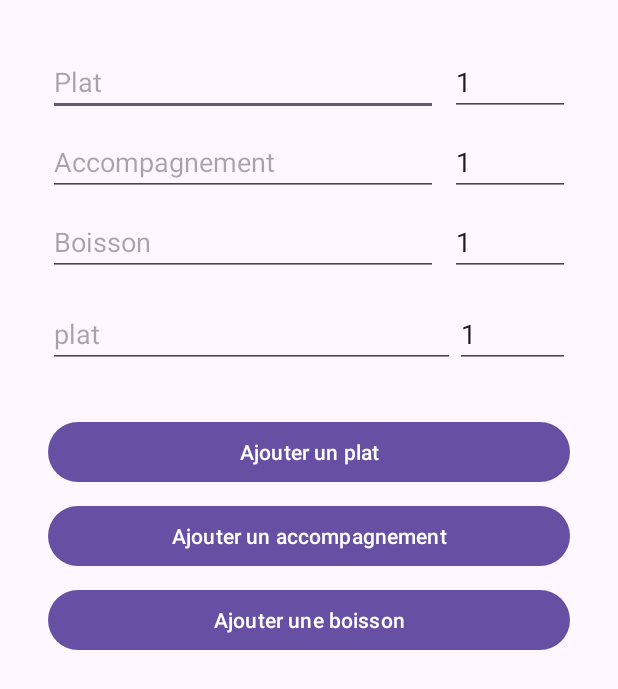
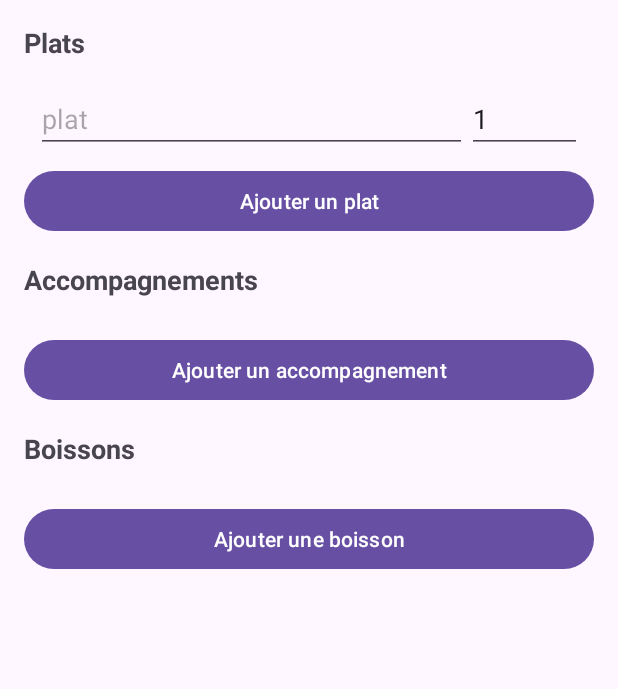
Before and after one commit to plegrand2710/PM-Legrand, an Android app: the fragment FragmentConvive shown on its own in the app's theme, after a tap on "Ajouter un plat", on a phone screen of 412 x 824 dp. Shown: the top 689 px of the screen. Run offline under Robolectric (Android 15) with nearby library versions, the phone set to English and light mode, and no system bars.

Commit message:
MAJ fragments convives - revu du layout et de la gestion d'ajout
utilisation d'un layout qui utilise différent block par catégorie et l'ajout de champ se fait dans les catégories correspondantes

```diff
--- a/DM/app/src/main/java/com/pauline/dm/Fragments/FragmentConvive.java
+++ b/DM/app/src/main/java/com/pauline/dm/Fragments/FragmentConvive.java
@@ -9,7 +9,6 @@ import android.widget.AutoCompleteTextView;
 import android.widget.Button;
 import android.widget.EditText;
 import android.widget.LinearLayout;
-import android.widget.ScrollView;
 import android.widget.Toast;
 
 import com.pauline.dm.ConviveCommande;
@@ -30,7 +29,9 @@ public class FragmentConvive extends Fragments {
     private Button ajouterAccompagnementButton;
     private Button ajouterBoissonButton;
 
-    private LinearLayout contient;
+    private LinearLayout containerPlats;
+    private LinearLayout containerAccompagnements;
+    private LinearLayout containerBoissons;
 
     private List<ConviveCommande> commandes = new ArrayList<>();
 
@@ -43,36 +44,32 @@ public class FragmentConvive extends Fragments {
     public View onCreateView(LayoutInflater inflater, ViewGroup container,
                              Bundle savedInstanceState) {
         view = inflater.inflate(R.layout.fragment_convive, container, false);
-        contient = view.findViewById(R.id.container);
 
+        // Récupérer les conteneurs des blocs
+        containerPlats = view.findViewById(R.id.containerPlats);
+        containerAccompagnements = view.findViewById(R.id.containerAccompagnements);
+        containerBoissons = view.findViewById(R.id.containerBoissons);
+
+        // Adapter pour les listes
         adapterPlats = new ArrayAdapter<>(requireContext(), android.R.layout.simple_dropdown_item_1line, listePlats);
-        AutoCompleteTextView platEditText = view.findViewById(R.id.platEditText);
-        platEditText.setThreshold(1);
-        platEditText.setAdapter(adapterPlats);
+        adapterAccompagnements = new ArrayAdapter<>(requireContext(), android.R.layout.simple_dropdown_item_1line, listeAccompagnements);
+        adapterBoissons = new ArrayAdapter<>(requireContext(), android.R.layout.simple_dropdown_item_1line, listeBoissons);
 
-        adapterAccompagnements = new ArrayAdapter<>(requireContext(), android.R.layout.simple_dropdown_item_1line, listeAccompagnements);
-        AutoCompleteTextView accompagnementEditText = view.findViewById(R.id.accompagnementEditText);
-        accompagnementEditText.setThreshold(1);
-        accompagnementEditText.setAdapter(adapterAccompagnements);
-
-        adapterBoissons = new ArrayAdapter<>(requireContext(), android.R.layout.simple_dropdown_item_1line, listeBoissons);
-        AutoCompleteTextView boissonEditText = view.findViewById(R.id.boissonEditText);
-        boissonEditText.setThreshold(1);
-        boissonEditText.setAdapter(adapterBoissons);
-
+        // Boutons d'ajout
         ajouterPlatButton = view.findViewById(R.id.ajouterPlatButton);
         ajouterAccompagnementButton = view.findViewById(R.id.ajouterAccompagnementButton);
         ajouterBoissonButton = view.findViewById(R.id.ajouterBoissonButton);
 
-        ajouterPlatButton.setOnClickListener(v -> ajouterPlat());
-        ajouterAccompagnementButton.setOnClickListener(v -> ajouterAccompagnement());
-        ajouterBoissonButton.setOnClickListener(v -> ajouterBoisson());
+        // Gestion des clics sur les boutons
+        ajouterPlatButton.setOnClickListener(v -> ajouterCommande(containerPlats, "Plat", adapterPlats));
+        ajouterAccompagnementButton.setOnClickListener(v -> ajouterCommande(containerAccompagnements, "Accompagnement", adapterAccompagnements));
+        ajouterBoissonButton.setOnClickListener(v -> ajouterCommande(containerBoissons, "Boisson", adapterBoissons));
 
         return view;
     }
 
-    private void ajouterCommande(String type, ArrayAdapter<String> adapter) {
-        if (contient.getChildCount() >= MAX_CHOIX) {
+    private void ajouterCommande(LinearLayout container, String type, ArrayAdapter<String> adapter) {
+        if (container.getChildCount() >= MAX_CHOIX) {
             Toast.makeText(getContext(), "Vous ne pouvez ajouter que " + MAX_CHOIX + " " + type + "s.", Toast.LENGTH_SHORT).show();
             return;
         }
@@ -106,27 +103,15 @@ public class FragmentConvive extends Fragments {
         commandeLayout.addView(choixEditText);
         commandeLayout.addView(quantiteEditText);
 
-        contient.addView(commandeLayout);
+        container.addView(commandeLayout);
 
         choixEditText.setOnItemClickListener((parent, view, position, id) -> {
             String choix = choixEditText.getText().toString();
             String quantiteStr = quantiteEditText.getText().toString();
             int quantite = quantiteStr.isEmpty() ? 1 : Integer.parseInt(quantiteStr);
 
-            Toast.makeText(getContext(), "Choisi : " + choix + " (" + quantite + ")", Toast.LENGTH_SHORT).show();
+            Toast.makeText(getContext(), type + " ajouté : " + choix + " (" + quantite + ")", Toast.LENGTH_SHORT).show();
         });
-    }
-
-    private void ajouterPlat() {
-        ajouterCommande("Plat", adapterPlats);
-    }
-
-    private void ajouterAccompagnement() {
-        ajouterCommande("Accompagnement", adapterAccompagnements);
-    }
-
-    private void ajouterBoisson() {
-        ajouterCommande("Boisson", adapterBoissons);
     }
 
     public List<ConviveCommande> getCommandes() {
--- a/DM/app/src/main/res/layout/fragment_convive.xml
+++ b/DM/app/src/main/res/layout/fragment_convive.xml
@@ -10,144 +10,73 @@
         android:orientation="vertical"
         android:padding="16dp">
 
+        <!-- Bloc Plats -->
+        <TextView
+            android:layout_width="match_parent"
+            android:layout_height="wrap_content"
+            android:text="Plats"
+            android:textSize="18sp"
+            android:layout_marginBottom="8dp"
+            android:textStyle="bold" />
+
         <LinearLayout
-            android:id="@+id/container"
+            android:id="@+id/containerPlats"
             android:layout_width="match_parent"
             android:layout_height="wrap_content"
             android:orientation="vertical"
-            android:padding="16dp">
+            android:padding="8dp" />
 
-            <LinearLayout
-                android:layout_width="match_parent"
-                android:layout_height="wrap_content"
-                android:orientation="horizontal"
-                android:layout_marginBottom="8dp">
-
-                <AutoCompleteTextView
-                    android:id="@+id/platEditText"
-                    android:layout_width="0dp"
-                    android:layout_height="wrap_content"
-                    android:layout_weight="1"
-                    android:hint="@string/plat" />
-
-                <EditText
-                    android:id="@+id/quantitePlat"
-                    android:layout_width="80dp"
-                    android:layout_height="wrap_content"
-                    android:hint="Quantité"
-                    android:inputType="number"
-                    android:text="1"
-                    android:layout_marginStart="8dp" />
-            </LinearLayout>
-
-            <CheckBox
-                android:id="@+id/bleuCheckBox"
-                android:layout_width="match_parent"
-                android:layout_height="wrap_content"
-                android:visibility="gone"
-                android:text="@string/bleu" />
-
-            <CheckBox
-                android:id="@+id/saignantCheckBox"
-                android:layout_width="match_parent"
-                android:layout_height="wrap_content"
-                android:visibility="gone"
-                android:text="@string/Saignant" />
-
-            <CheckBox
-                android:id="@+id/mediumCheckBox"
-                android:layout_width="match_parent"
-                android:layout_height="wrap_content"
-                android:visibility="gone"
-                android:text="@string/medium" />
-
-            <CheckBox
-                android:id="@+id/bienCuitCheckBox"
-                android:layout_width="match_parent"
-                android:layout_height="wrap_content"
-                android:visibility="gone"
-                android:text="@string/BienCuit" />
-
-            <CheckBox
-                android:id="@+id/aPointCheckBox"
-                android:layout_width="match_parent"
-                android:layout_height="wrap_content"
-                android:visibility="gone"
-                android:text="@string/aPoint" />
-
-            <LinearLayout
-                android:layout_width="match_parent"
-                android:layout_height="wrap_content"
-                android:orientation="horizontal"
-                android:layout_marginBottom="8dp">
-
-                <AutoCompleteTextView
-                    android:id="@+id/accompagnementEditText"
-                    android:layout_width="0dp"
-                    android:layout_height="wrap_content"
-                    android:layout_weight="1"
-                    android:hint="@string/accompagnement" />
-
-                <EditText
-                    android:id="@+id/quantiteAccompagnement"
-                    android:layout_width="80dp"
-                    android:layout_height="wrap_content"
-                    android:hint="Quantité"
-                    android:inputType="number"
-                    android:text="1"
-                    android:layout_marginStart="8dp" />
-            </LinearLayout>
-
-            <LinearLayout
-                android:layout_width="match_parent"
-                android:layout_height="wrap_content"
-                android:orientation="horizontal"
-                android:layout_marginBottom="16dp">
-
-                <AutoCompleteTextView
-                    android:id="@+id/boissonEditText"
-                    android:layout_width="0dp"
-                    android:layout_height="wrap_content"
-                    android:layout_weight="1"
-                    android:hint="@string/boisson" />
-
-                <EditText
-                    android:id="@+id/quantiteBoisson"
-                    android:layout_width="80dp"
-                    android:layout_height="wrap_content"
-                    android:hint="Quantité"
-                    android:inputType="number"
-                    android:text="1"
-                    android:layout_marginStart="8dp" />
-            </LinearLayout>
-        </LinearLayout>
-
-        <LinearLayout
-            android:layout_width="match_parent"
-            android:layout_height="wrap_content"
-            android:orientation="vertical"
-            android:padding="16dp">
         <Button
             android:id="@+id/ajouterPlatButton"
             android:layout_width="match_parent"
             android:layout_height="wrap_content"
+            android:layout_marginBottom="16dp"
+            android:text="Ajouter un plat" />
+
+        <!-- Bloc Accompagnements -->
+        <TextView
+            android:layout_width="match_parent"
+            android:layout_height="wrap_content"
+            android:text="Accompagnements"
+            android:textSize="18sp"
             android:layout_marginBottom="8dp"
-                android:text="Ajouter un plat" />
+            android:textStyle="bold" />
+
+        <LinearLayout
+            android:id="@+id/containerAccompagnements"
+            android:layout_width="match_parent"
+            android:layout_height="wrap_content"
+            android:orientation="vertical"
+            android:padding="8dp" />
 
         <Button
             android:id="@+id/ajouterAccompagnementButton"
             android:layout_width="match_parent"
             android:layout_height="wrap_content"
+            android:layout_marginBottom="16dp"
+            android:text="Ajouter un accompagnement" />
+
+        <!-- Bloc Boissons -->
+        <TextView
+            android:layout_width="match_parent"
+            android:layout_height="wrap_content"
+            android:text="Boissons"
+            android:textSize="18sp"
             android:layout_marginBottom="8dp"
-                android:text="Ajouter un accompagnement" />
+            android:textStyle="bold" />
+
+        <LinearLayout
+            android:id="@+id/containerBoissons"
+            android:layout_width="match_parent"
+            android:layout_height="wrap_content"
+            android:orientation="vertical"
+            android:padding="8dp" />
 
         <Button
             android:id="@+id/ajouterBoissonButton"
             android:layout_width="match_parent"
             android:layout_height="wrap_content"
-                android:layout_marginBottom="8dp"
             android:text="Ajouter une boisson" />
+
     </LinearLayout>
-    </LinearLayout>
-
 </ScrollView>
```
Lines whose indentation alone changed are shown as unchanged.
